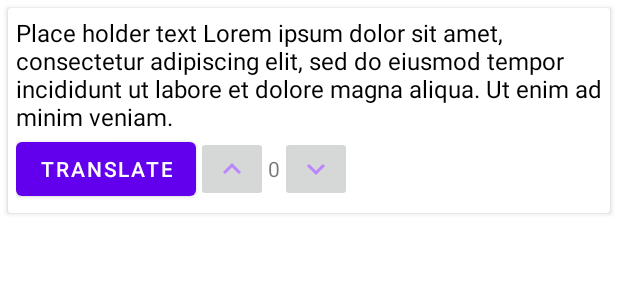
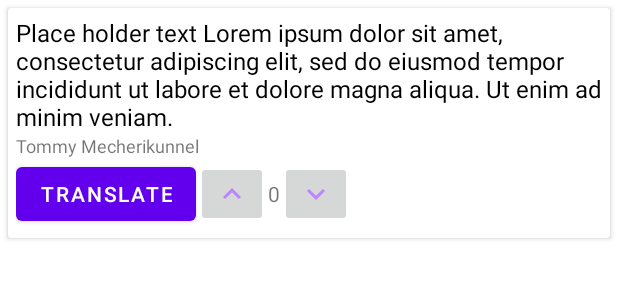
Before and after one commit to jrgranadoswest/meltingpot, an Android app: the layout postcard.xml on its own in the app's theme, with its tools: preview values and no code run, on a phone screen of 412 x 824 dp. Shown: the top 300 px of the screen. Run offline under Robolectric (Android 15) with nearby library versions, the phone set to English and light mode, and no system bars.

Commit message:
show display name with posts

```diff
--- a/app/src/main/java/com/example/meltingpot/PostListAdapter.kt
+++ b/app/src/main/java/com/example/meltingpot/PostListAdapter.kt
@@ -47,6 +47,7 @@ class PostListAdapter(private val options: FirebaseRecyclerOptions<StandardPost>
                         .setValue(item.votes + 1)
                 }
             }
+            binding.usernamedisp.text = item.usern
             binding.downpost.setOnClickListener {
                 binding.downpost.isEnabled = false
                 binding.uppost.isEnabled = false
--- a/app/src/main/res/layout/postcard.xml
+++ b/app/src/main/res/layout/postcard.xml
@@ -24,6 +24,15 @@
             app:layout_constraintLeft_toLeftOf="parent"
             android:text="Place holder text Lorem ipsum dolor sit amet, consectetur adipiscing elit, sed do eiusmod tempor incididunt ut labore et dolore magna aliqua. Ut enim ad minim veniam."
             />
+        <TextView
+            android:id="@+id/usernamedisp"
+            android:layout_width="wrap_content"
+            android:layout_height="wrap_content"
+            android:textSize="12sp"
+            app:layout_constraintTop_toBottomOf="@id/post_content"
+            app:layout_constraintLeft_toLeftOf="parent"
+            android:text="Tommy Mecherikunnel"
+            />
 
         <androidx.appcompat.widget.LinearLayoutCompat
             android:id="@+id/post_buttons"
@@ -31,7 +40,7 @@
             android:layout_height="wrap_content"
             android:orientation="horizontal"
             android:gravity="center_vertical"
-            app:layout_constraintTop_toBottomOf="@id/post_content"
+            app:layout_constraintTop_toBottomOf="@id/usernamedisp"
             app:layout_constraintBottom_toTopOf="@id/translated_tv"
             >
             <Button
--- a/app/src/main/res/menu/main_menu.xml
+++ b/app/src/main/res/menu/main_menu.xml
@@ -4,5 +4,6 @@
     <item
         android:id="@+id/logout_menu"
         android:title="@string/sign_out"
-        app:showAsAction="never"/>
+        app:showAsAction="never"
+        />
 </menu>
```
